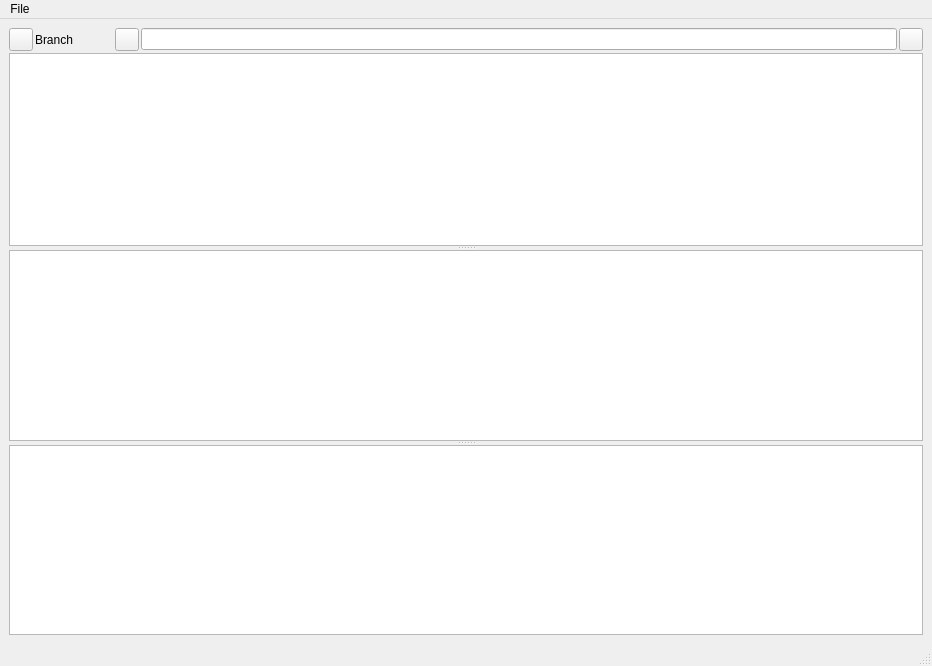
This is src/widgets/mainwindow.ui in ballessay/quokkagit as Qt 5 draws it before an edit. The edited form follows.
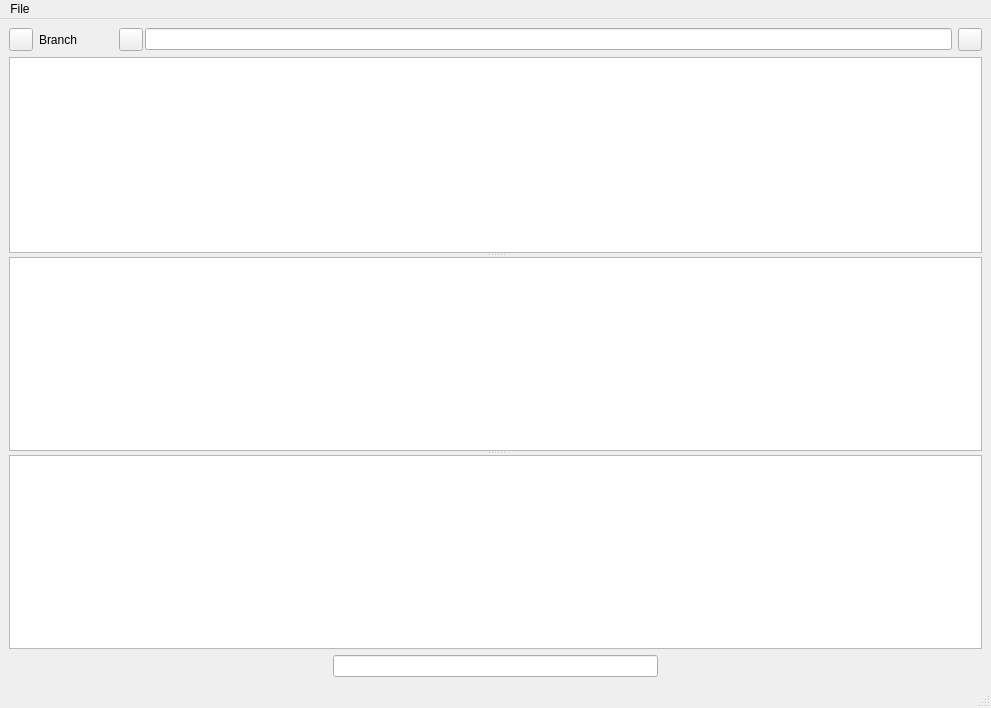
This is the edited form. Icons and pictures are not drawn. Custom widgets are drawn as their Qt base class.

Patch:
```diff
--- a/src/widgets/mainwindow.ui
+++ b/src/widgets/mainwindow.ui
@@ -6,8 +6,8 @@
    <rect>
     <x>0</x>
     <y>0</y>
-    <width>932</width>
-    <height>666</height>
+    <width>991</width>
+    <height>708</height>
    </rect>
   </property>
   <property name="windowTitle">
@@ -18,7 +18,7 @@
     <normaloff>:/git.png</normaloff>:/git.png</iconset>
   </property>
   <widget class="QWidget" name="centralwidget">
-   <layout class="QGridLayout" name="gridLayout_2">
+   <layout class="QGridLayout" name="gridLayout_4">
     <item row="0" column="0">
      <widget class="QSplitter" name="splitter_2">
       <property name="orientation">
@@ -38,9 +38,17 @@
         <property name="bottomMargin">
          <number>0</number>
         </property>
-        <property name="spacing">
-         <number>2</number>
-        </property>
+        <item row="0" column="0">
+         <widget class="QToolButton" name="branchSelectionToolButton">
+          <property name="text">
+           <string/>
+          </property>
+          <property name="icon">
+           <iconset resource="../../resources/resources.qrc">
+            <normaloff>:/tree.png</normaloff>:/tree.png</iconset>
+          </property>
+         </widget>
+        </item>
         <item row="0" column="1">
          <widget class="QWidget" name="widget_2" native="true">
           <layout class="QGridLayout" name="gridLayout_3">
@@ -60,7 +68,7 @@
             <number>2</number>
            </property>
            <item row="0" column="3">
-            <widget class="QLineEdit" name="searchLineEdit"/>
+            <widget class="QLineEdit" name="logSearchLineEdit"/>
            </item>
            <item row="0" column="2">
             <widget class="QToolButton" name="searchOptionsToolButton">
@@ -168,17 +176,6 @@
           </attribute>
          </widget>
         </item>
-        <item row="0" column="0">
-         <widget class="QToolButton" name="branchSelectionToolButton">
-          <property name="text">
-           <string/>
-          </property>
-          <property name="icon">
-           <iconset resource="../../resources/resources.qrc">
-            <normaloff>:/tree.png</normaloff>:/tree.png</iconset>
-          </property>
-         </widget>
-        </item>
        </layout>
       </widget>
       <widget class="QSplitter" name="splitter">
@@ -190,6 +187,54 @@
          <bool>true</bool>
         </property>
        </widget>
+       <widget class="QWidget" name="widget_3" native="true">
+        <layout class="QGridLayout" name="gridLayout_2">
+         <property name="leftMargin">
+          <number>0</number>
+         </property>
+         <property name="topMargin">
+          <number>0</number>
+         </property>
+         <property name="rightMargin">
+          <number>0</number>
+         </property>
+         <property name="bottomMargin">
+          <number>0</number>
+         </property>
+         <item row="1" column="0">
+          <layout class="QHBoxLayout" name="horizontalLayout">
+           <item>
+            <spacer name="horizontalSpacer_2">
+             <property name="orientation">
+              <enum>Qt::Horizontal</enum>
+             </property>
+             <property name="sizeHint" stdset="0">
+              <size>
+               <width>40</width>
+               <height>20</height>
+              </size>
+             </property>
+            </spacer>
+           </item>
+           <item>
+            <widget class="QLineEdit" name="fileSearchLineEdit"/>
+           </item>
+           <item>
+            <spacer name="horizontalSpacer_3">
+             <property name="orientation">
+              <enum>Qt::Horizontal</enum>
+             </property>
+             <property name="sizeHint" stdset="0">
+              <size>
+               <width>40</width>
+               <height>20</height>
+              </size>
+             </property>
+            </spacer>
+           </item>
+          </layout>
+         </item>
+         <item row="0" column="0">
        <widget class="CTableWidget" name="pFilesTableView">
         <property name="selectionMode">
          <enum>QAbstractItemView::SingleSelection</enum>
@@ -219,6 +264,9 @@
          <number>21</number>
         </attribute>
        </widget>
+         </item>
+        </layout>
+       </widget>
       </widget>
      </widget>
     </item>
@@ -229,7 +277,7 @@
     <rect>
      <x>0</x>
      <y>0</y>
-     <width>932</width>
+     <width>991</width>
      <height>22</height>
     </rect>
    </property>
```
Left out of the diff: 3 changed lines with no effect on the pictures. Lines whose indentation alone changed are shown as unchanged.
